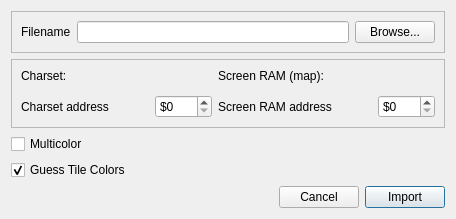
This is src/importvicedialog.ui in ricardoquesada/vchar64 as Qt 5 draws it before an edit. The edited form follows.
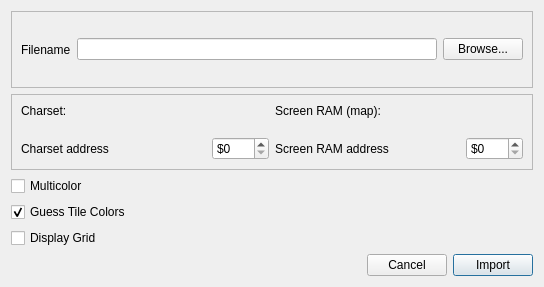
This is the edited form. Custom widgets are drawn as their Qt base class.

Commit message:
fix: option to display grid when importing VICE snapshots
does it really needed?
part of issue #13

What changed in the file:
```diff
--- a/src/importvicedialog.ui
+++ b/src/importvicedialog.ui
@@ -2,6 +2,14 @@
 <ui version="4.0">
  <class>ImportVICEDialog</class>
  <widget class="QDialog" name="ImportVICEDialog">
+  <property name="geometry">
+   <rect>
+    <x>0</x>
+    <y>0</y>
+    <width>544</width>
+    <height>287</height>
+   </rect>
+  </property>
   <property name="windowTitle">
    <string>Import VICE Snapshot</string>
   </property>
@@ -167,6 +175,13 @@
      </property>
     </widget>
    </item>
+   <item>
+    <widget class="QCheckBox" name="checkBoxDisplayGrid">
+     <property name="text">
+      <string>Display Grid</string>
+     </property>
+    </widget>
+   </item>
    <item>
     <layout class="QHBoxLayout" name="horizontalLayout_6"/>
    </item>
```
The commit also changes 6 other files.
